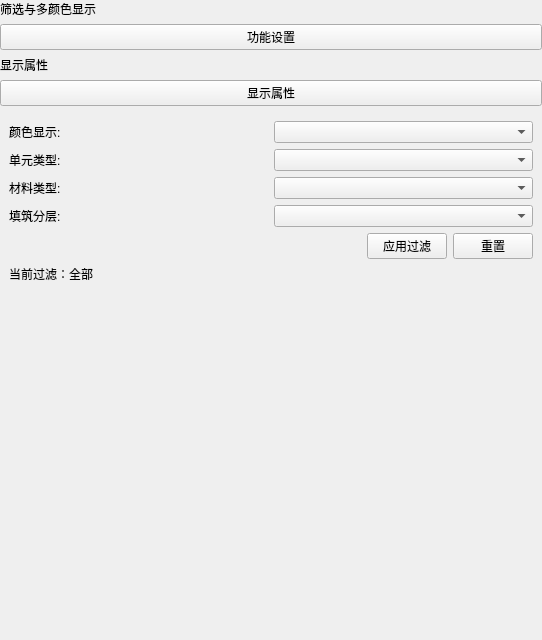
Above: plugins/Base_Mesh/GridEditingWidget.ui from asd977/base_cae before the change. Below: the same form after it.
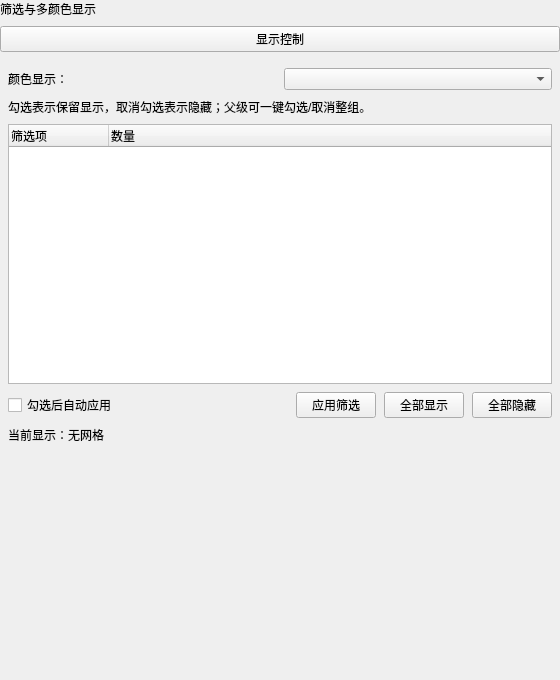
That is the form after the change.

The edit to the form file:
```diff
--- a/plugins/Base_Mesh/GridEditingWidget.ui
+++ b/plugins/Base_Mesh/GridEditingWidget.ui
@@ -6,8 +6,8 @@
    <rect>
     <x>0</x>
     <y>0</y>
-    <width>542</width>
-    <height>640</height>
+    <width>560</width>
+    <height>680</height>
    </rect>
   </property>
   <property name="windowTitle">
@@ -26,6 +26,9 @@
    <property name="bottomMargin">
     <number>0</number>
    </property>
+   <property name="spacing">
+    <number>8</number>
+   </property>
    <item>
     <widget class="QLabel" name="pageNameLabel">
      <property name="text">
@@ -36,89 +39,98 @@
    <item>
     <widget class="QPushButton" name="sectionTitleButton">
      <property name="text">
-      <string>功能设置</string>
+      <string>显示控制</string>
      </property>
     </widget>
    </item>
    <item>
-    <widget class="QLabel" name="label">
-     <property name="sizePolicy">
-      <sizepolicy hsizetype="Preferred" vsizetype="Fixed">
-       <horstretch>0</horstretch>
-       <verstretch>0</verstretch>
-      </sizepolicy>
-     </property>
-     <property name="text">
-      <string>显示属性</string>
-     </property>
-    </widget>
-   </item>
-   <item>
-    <widget class="QPushButton" name="pushButton_2">
-     <property name="text">
-      <string>显示属性</string>
-     </property>
-    </widget>
-   </item>
+    <widget class="QWidget" name="widgetDisplayControl" native="true">
+     <layout class="QVBoxLayout" name="verticalLayoutDisplayControl">
+      <property name="leftMargin">
+       <number>8</number>
+      </property>
+      <property name="topMargin">
+       <number>8</number>
+      </property>
+      <property name="rightMargin">
+       <number>8</number>
+      </property>
+      <property name="bottomMargin">
+       <number>8</number>
+      </property>
+      <property name="spacing">
+       <number>8</number>
+      </property>
    <item>
-    <widget class="QWidget" name="widget_3" native="true">
-     <layout class="QGridLayout" name="gridLayout_3">
+       <layout class="QGridLayout" name="gridLayoutColorMode">
       <item row="0" column="0">
        <widget class="QLabel" name="labelColorMode">
         <property name="text">
-         <string>颜色显示:</string>
+           <string>颜色显示：</string>
         </property>
        </widget>
       </item>
       <item row="0" column="1">
        <widget class="QComboBox" name="comboBoxColorMode"/>
       </item>
-      <item row="1" column="0">
-       <widget class="QLabel" name="labelKetypeFilter">
+       </layout>
+      </item>
+      <item>
+       <widget class="QLabel" name="labelFilterHint">
         <property name="text">
-         <string>单元类型:</string>
+         <string>勾选表示保留显示，取消勾选表示隐藏；父级可一键勾选/取消整组。</string>
         </property>
-       </widget>
-      </item>
-      <item row="1" column="1">
-       <widget class="QComboBox" name="comboBoxKetype">
-        <property name="editable">
-         <bool>false</bool>
+        <property name="wordWrap">
+         <bool>true</bool>
         </property>
        </widget>
       </item>
-      <item row="2" column="0">
-       <widget class="QLabel" name="labelMatypeFilter">
+      <item>
+       <widget class="QTreeWidget" name="treeWidgetFilterValues">
+        <property name="minimumSize">
+         <size>
+          <width>0</width>
+          <height>260</height>
+         </size>
+        </property>
+        <property name="alternatingRowColors">
+         <bool>true</bool>
+        </property>
+        <property name="rootIsDecorated">
+         <bool>true</bool>
+        </property>
+        <property name="itemsExpandable">
+         <bool>true</bool>
+        </property>
+        <property name="allColumnsShowFocus">
+         <bool>true</bool>
+        </property>
+        <column>
         <property name="text">
-         <string>材料类型:</string>
-        </property>
-       </widget>
-      </item>
-      <item row="2" column="1">
-       <widget class="QComboBox" name="comboBoxMatype">
-        <property name="editable">
-         <bool>false</bool>
-        </property>
+          <string>筛选项</string>
+         </property>
+        </column>
+        <column>
+         <property name="text">
+          <string>数量</string>
+         </property>
+        </column>
        </widget>
       </item>
-      <item row="3" column="0">
-       <widget class="QLabel" name="labelLayerFilter">
+      <item>
+       <layout class="QHBoxLayout" name="horizontalLayoutOptions">
+        <item>
+         <widget class="QCheckBox" name="checkBoxAutoApply">
         <property name="text">
-         <string>填筑分层:</string>
-        </property>
-       </widget>
-      </item>
-      <item row="3" column="1">
-       <widget class="QComboBox" name="comboBoxLayer">
-        <property name="editable">
+           <string>勾选后自动应用</string>
+          </property>
+          <property name="checked">
          <bool>false</bool>
         </property>
        </widget>
       </item>
-      <item row="4" column="0" colspan="2">
-       <layout class="QHBoxLayout" name="horizontalLayout_2">
         <item>
-         <spacer name="horizontalSpacer">
+         <spacer name="horizontalSpacerOptions">
           <property name="orientation">
            <enum>Qt::Horizontal</enum>
           </property>
@@ -133,23 +145,30 @@
         <item>
          <widget class="QPushButton" name="pushButtonApplyFilter">
           <property name="text">
-           <string>应用过滤</string>
+           <string>应用筛选</string>
           </property>
          </widget>
         </item>
         <item>
          <widget class="QPushButton" name="pushButtonResetFilter">
           <property name="text">
-           <string>重置</string>
+           <string>全部显示</string>
+          </property>
+         </widget>
+        </item>
+        <item>
+         <widget class="QPushButton" name="pushButtonUncheckAll">
+          <property name="text">
+           <string>全部隐藏</string>
           </property>
          </widget>
         </item>
        </layout>
       </item>
-      <item row="5" column="0" colspan="2">
+      <item>
        <widget class="QLabel" name="labelFilterSummary">
         <property name="text">
-         <string>当前过滤：全部</string>
+         <string>当前显示：无网格</string>
         </property>
         <property name="wordWrap">
          <bool>true</bool>
@@ -161,6 +180,9 @@
    </item>
    <item>
     <spacer name="verticalSpacer">
+     <property name="orientation">
+      <enum>Qt::Vertical</enum>
+     </property>
      <property name="sizeHint" stdset="0">
       <size>
        <width>20</width>
```
Left out of the diff: 2 changed lines with no effect on the pictures. Lines whose indentation alone changed are shown as unchanged.
